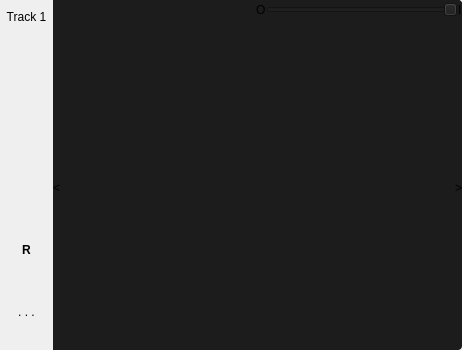
Old version of the form app-sequencer/sequencerframe.ui in the repository jocelyn-stericker/creator-live.
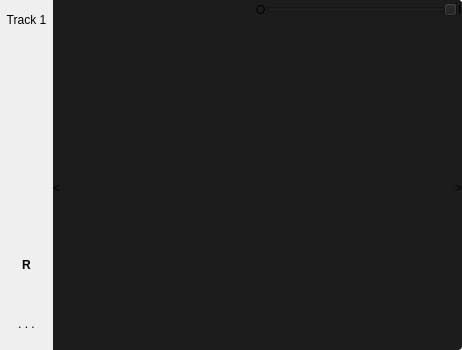
New version of the form. Icons and pictures are not drawn. Custom widgets are drawn as their Qt base class.

What changed in the file:
```diff
--- a/app-sequencer/sequencerframe.ui
+++ b/app-sequencer/sequencerframe.ui
@@ -10,6 +10,12 @@
     <height>350</height>
    </rect>
   </property>
+  <property name="sizePolicy">
+   <sizepolicy hsizetype="Preferred" vsizetype="Expanding">
+    <horstretch>0</horstretch>
+    <verstretch>0</verstretch>
+   </sizepolicy>
+  </property>
   <property name="windowTitle">
    <string>Frame</string>
   </property>
@@ -30,13 +36,13 @@
        <property name="minimumSize">
         <size>
          <width>53</width>
-         <height>0</height>
+         <height>40</height>
         </size>
        </property>
        <property name="maximumSize">
         <size>
          <width>53</width>
-         <height>30</height>
+         <height>40</height>
         </size>
        </property>
        <property name="styleSheet">
@@ -60,7 +66,7 @@
        <property name="maximumSize">
         <size>
          <width>53</width>
-         <height>60</height>
+         <height>90</height>
         </size>
        </property>
        <property name="autoFillBackground">
@@ -107,7 +113,7 @@
        <property name="maximumSize">
         <size>
          <width>53</width>
-         <height>60</height>
+         <height>90</height>
         </size>
        </property>
        <property name="autoFillBackground">
@@ -148,7 +154,7 @@
        <property name="maximumSize">
         <size>
          <width>53</width>
-         <height>60</height>
+         <height>90</height>
         </size>
        </property>
        <property name="autoFillBackground">
@@ -189,7 +195,7 @@
        <property name="maximumSize">
         <size>
          <width>53</width>
-         <height>60</height>
+         <height>90</height>
         </size>
        </property>
        <property name="font">
@@ -230,13 +236,13 @@
        <property name="minimumSize">
         <size>
          <width>53</width>
-         <height>60</height>
+         <height>53</height>
         </size>
        </property>
        <property name="maximumSize">
         <size>
          <width>53</width>
-         <height>16777215</height>
+         <height>53</height>
         </size>
        </property>
        <property name="styleSheet">
```
